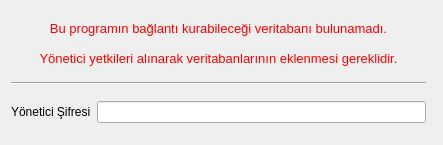
First picture: the form in LOGIN/yonetici_izni_batch.ui, repository adakteknoloji/FRAMEWORK, before the edit.
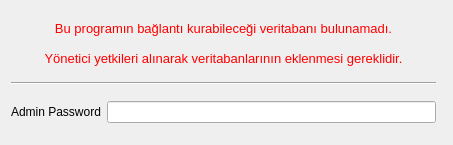
Second picture: the form after the edit.

Commit message: Yönetici sunucu tanımlama ve Yönetici izni batch'e eklemeler yapıldı. Devam edilecek.

The edit to the form file:
```diff
--- a/LOGIN/yonetici_izni_batch.ui
+++ b/LOGIN/yonetici_izni_batch.ui
@@ -6,7 +6,7 @@
    <rect>
     <x>0</x>
     <y>0</y>
-    <width>443</width>
+    <width>453</width>
     <height>145</height>
    </rect>
   </property>
@@ -64,7 +64,7 @@
       </sizepolicy>
      </property>
      <property name="text">
-      <string>Yönetici Şifresi</string>
+      <string>Admin Password</string>
      </property>
     </widget>
    </item>
```
The commit also changes 2 other files.
